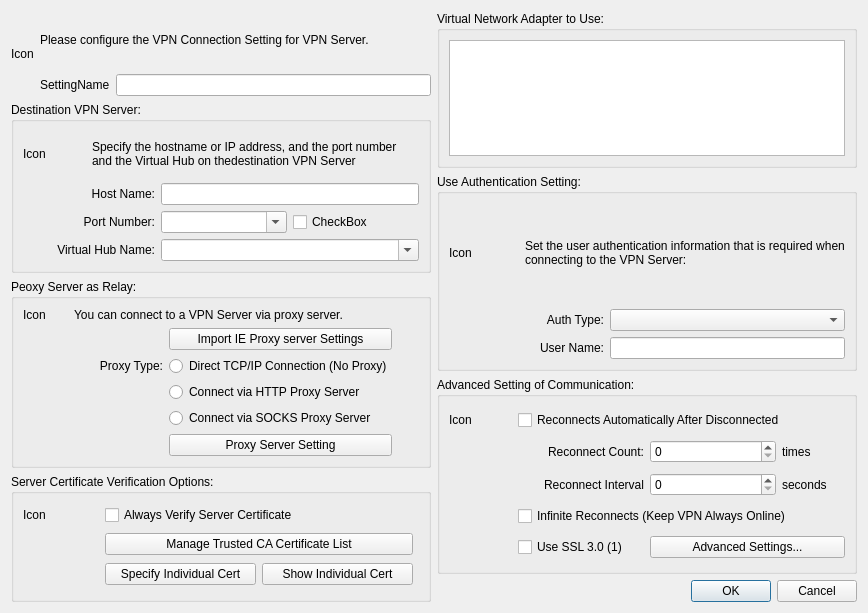
The window that ui/NewVpnConnectionDialog.ui (YWNlcg/SoftEtherVpnClientGui) describes before a commit, drawn with Qt 5.
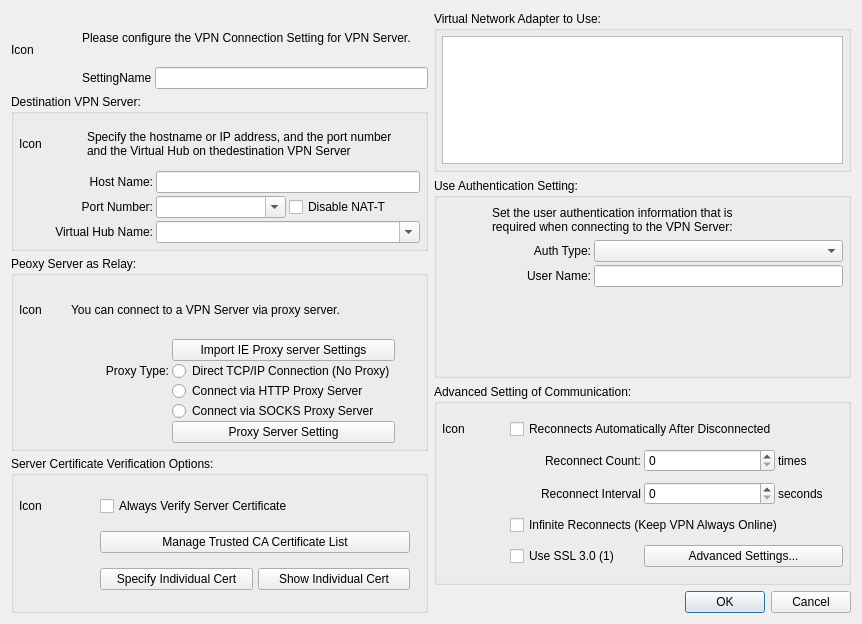
The same window after the commit.

Commit message: Added Smart Card Authentication

The edit to the form file:
```diff
--- a/ui/NewVpnConnectionDialog.ui
+++ b/ui/NewVpnConnectionDialog.ui
@@ -2,22 +2,52 @@
 <ui version="4.0">
  <class>NewVpnConnectionDialog</class>
  <widget class="QDialog" name="NewVpnConnectionDialog">
+  <property name="enabled">
+   <bool>true</bool>
+  </property>
   <property name="geometry">
    <rect>
     <x>0</x>
     <y>0</y>
-    <width>868</width>
-    <height>613</height>
+    <width>862</width>
+    <height>624</height>
    </rect>
   </property>
+  <property name="sizePolicy">
+   <sizepolicy hsizetype="Fixed" vsizetype="Fixed">
+    <horstretch>0</horstretch>
+    <verstretch>0</verstretch>
+   </sizepolicy>
+  </property>
+  <property name="minimumSize">
+   <size>
+    <width>862</width>
+    <height>624</height>
+   </size>
+  </property>
+  <property name="maximumSize">
+   <size>
+    <width>862</width>
+    <height>624</height>
+   </size>
+  </property>
+  <property name="focusPolicy">
+   <enum>Qt::TabFocus</enum>
+  </property>
   <property name="windowTitle">
    <string>Dialog</string>
   </property>
   <layout class="QHBoxLayout" name="horizontalLayout_2" stretch="1,1">
    <item>
-    <layout class="QVBoxLayout" name="verticalLayoutLeft" stretch="2,4,4,3">
+    <layout class="QVBoxLayout" name="verticalLayoutLeft" stretch="2,4,5,4">
+     <property name="spacing">
+      <number>5</number>
+     </property>
      <item>
-      <layout class="QGridLayout" name="gridLayout">
+      <layout class="QGridLayout" name="gridLayout" rowstretch="1,1" columnstretch="1,1,4">
+       <property name="spacing">
+        <number>3</number>
+       </property>
        <item row="1" column="1">
         <widget class="QLabel" name="labelSettingName">
          <property name="text">
@@ -50,6 +80,21 @@
         <string>Destination VPN Server:</string>
        </property>
        <layout class="QGridLayout" name="gridLayout_2" rowstretch="3,1,1,1" columnstretch="1,1,2,2">
+        <property name="leftMargin">
+         <number>5</number>
+        </property>
+        <property name="topMargin">
+         <number>5</number>
+        </property>
+        <property name="rightMargin">
+         <number>5</number>
+        </property>
+        <property name="bottomMargin">
+         <number>5</number>
+        </property>
+        <property name="spacing">
+         <number>3</number>
+        </property>
         <item row="1" column="2" colspan="2">
          <widget class="QLineEdit" name="lineEditHostName"/>
         </item>
@@ -110,7 +155,7 @@
         <item row="2" column="3">
          <widget class="QCheckBox" name="checkBoxDisableNATT">
           <property name="text">
-           <string>CheckBox</string>
+           <string>Disable NAT-T</string>
           </property>
          </widget>
         </item>
@@ -143,8 +188,23 @@
         <string>Peoxy Server as Relay:</string>
        </property>
        <layout class="QGridLayout" name="gridLayout_3" columnstretch="1,2,4" rowminimumheight="1,1,1,1,1,1">
+        <property name="leftMargin">
+         <number>5</number>
+        </property>
+        <property name="topMargin">
+         <number>5</number>
+        </property>
         <property name="rightMargin">
-         <number>36</number>
+         <number>30</number>
+        </property>
+        <property name="bottomMargin">
+         <number>5</number>
+        </property>
+        <property name="horizontalSpacing">
+         <number>3</number>
+        </property>
+        <property name="verticalSpacing">
+         <number>0</number>
         </property>
         <item row="5" column="2">
          <widget class="QPushButton" name="pushButtonProxySetting">
@@ -214,9 +274,24 @@
         <string>Server Certificate Verification Options:</string>
        </property>
        <layout class="QGridLayout" name="gridLayout_4" rowstretch="1,1,1" columnstretch="1,2,2">
+        <property name="leftMargin">
+         <number>5</number>
+        </property>
+        <property name="topMargin">
+         <number>5</number>
+        </property>
         <property name="rightMargin">
          <number>15</number>
         </property>
+        <property name="bottomMargin">
+         <number>5</number>
+        </property>
+        <property name="horizontalSpacing">
+         <number>5</number>
+        </property>
+        <property name="verticalSpacing">
+         <number>0</number>
+        </property>
         <item row="0" column="0">
          <widget class="QLabel" name="labelIcon_4">
           <property name="text">
@@ -265,6 +340,21 @@
         <string>Virtual Network Adapter to Use:</string>
        </property>
        <layout class="QVBoxLayout" name="verticalLayout">
+        <property name="spacing">
+         <number>3</number>
+        </property>
+        <property name="leftMargin">
+         <number>5</number>
+        </property>
+        <property name="topMargin">
+         <number>5</number>
+        </property>
+        <property name="rightMargin">
+         <number>5</number>
+        </property>
+        <property name="bottomMargin">
+         <number>5</number>
+        </property>
         <item>
          <widget class="QListWidget" name="listWidgetNics"/>
         </item>
@@ -276,30 +366,30 @@
        <property name="title">
         <string>Use Authentication Setting:</string>
        </property>
-       <layout class="QVBoxLayout" name="verticalLayout_3" stretch="2,1">
+       <layout class="QVBoxLayout" name="verticalLayout_3" stretch="1,1">
+        <property name="spacing">
+         <number>3</number>
+        </property>
+        <property name="leftMargin">
+         <number>5</number>
+        </property>
+        <property name="topMargin">
+         <number>5</number>
+        </property>
+        <property name="rightMargin">
+         <number>5</number>
+        </property>
+        <property name="bottomMargin">
+         <number>5</number>
+        </property>
         <item>
-         <layout class="QGridLayout" name="gridLayout_5" rowstretch="1,1,1" columnstretch="1,1,3">
+         <layout class="QGridLayout" name="gridLayout_5" rowstretch="1,0,0" columnstretch="2,4,5,5">
           <property name="rightMargin">
            <number>0</number>
           </property>
-          <item row="1" column="2">
-           <widget class="QComboBox" name="comboBoxAuthType"/>
-          </item>
-          <item row="0" column="0">
-           <widget class="QLabel" name="labelIcon_5">
-            <property name="text">
-             <string>Icon</string>
-            </property>
-           </widget>
-          </item>
-          <item row="0" column="1" colspan="2">
-           <widget class="QLabel" name="labelTitle_5">
-            <property name="text">
-             <string>Set the user authentication information that is required when
-connecting to the VPN Server:</string>
-            </property>
-           </widget>
-          </item>
+          <property name="spacing">
+           <number>3</number>
+          </property>
           <item row="1" column="1">
            <widget class="QLabel" name="labelAuthType">
             <property name="text">
@@ -310,8 +400,27 @@
             </property>
            </widget>
           </item>
+          <item row="1" column="0">
+           <spacer name="horizontalSpacer_2">
+            <property name="orientation">
+             <enum>Qt::Horizontal</enum>
+            </property>
+            <property name="sizeType">
+             <enum>QSizePolicy::Expanding</enum>
+            </property>
+            <property name="sizeHint" stdset="0">
+             <size>
+              <width>40</width>
+              <height>20</height>
+             </size>
+            </property>
+           </spacer>
+          </item>
           <item row="2" column="1">
            <widget class="QLabel" name="labelUserName">
+            <property name="enabled">
+             <bool>true</bool>
+            </property>
             <property name="text">
              <string>User Name:</string>
             </property>
@@ -320,13 +429,61 @@
             </property>
            </widget>
           </item>
-          <item row="2" column="2">
-           <widget class="QLineEdit" name="lineEditUserName"/>
+          <item row="0" column="1" colspan="3">
+           <widget class="QLabel" name="labelTitle_5">
+            <property name="text">
+             <string>Set the user authentication information that is
+required when connecting to the VPN Server:</string>
+            </property>
+            <property name="scaledContents">
+             <bool>false</bool>
+            </property>
+           </widget>
+          </item>
+          <item row="2" column="2" colspan="2">
+           <widget class="QLineEdit" name="lineEditUserName">
+            <property name="echoMode">
+             <enum>QLineEdit::Normal</enum>
+            </property>
+           </widget>
+          </item>
+          <item row="1" column="2" colspan="2">
+           <widget class="QComboBox" name="comboBoxAuthType">
+            <property name="sizePolicy">
+             <sizepolicy hsizetype="Expanding" vsizetype="Fixed">
+              <horstretch>0</horstretch>
+              <verstretch>0</verstretch>
+             </sizepolicy>
+            </property>
+           </widget>
           </item>
          </layout>
         </item>
         <item>
-         <layout class="QGridLayout" name="gridLayoutUpdate"/>
+         <layout class="QGridLayout" name="gridLayoutUpdate" rowstretch="0" columnstretch="1">
+          <property name="leftMargin">
+           <number>0</number>
+          </property>
+          <property name="topMargin">
+           <number>0</number>
+          </property>
+          <property name="spacing">
+           <number>3</number>
+          </property>
+          <item row="0" column="0">
+           <spacer name="verticalSpacer">
+            <property name="orientation">
+             <enum>Qt::Vertical</enum>
+            </property>
+            <property name="sizeHint" stdset="0">
+             <size>
+              <width>20</width>
+              <height>40</height>
+             </size>
+            </property>
+           </spacer>
+          </item>
+         </layout>
         </item>
        </layout>
       </widget>
@@ -337,6 +494,24 @@
         <string>Advanced Setting of Communication:</string>
        </property>
        <layout class="QGridLayout" name="gridLayout_7" rowstretch="1,1,1,1,1" columnstretch="1,2,2,1">
+        <property name="leftMargin">
+         <number>5</number>
+        </property>
+        <property name="topMargin">
+         <number>5</number>
+        </property>
+        <property name="rightMargin">
+         <number>5</number>
+        </property>
+        <property name="bottomMargin">
+         <number>5</number>
+        </property>
+        <property name="horizontalSpacing">
+         <number>3</number>
+        </property>
+        <property name="verticalSpacing">
+         <number>0</number>
+        </property>
         <item row="1" column="2">
          <widget class="QSpinBox" name="spinBoxReconnectCount"/>
         </item>
```
Left out of the diff: 3 changed lines with no effect on the pictures. The commit also changes 2 other files.
